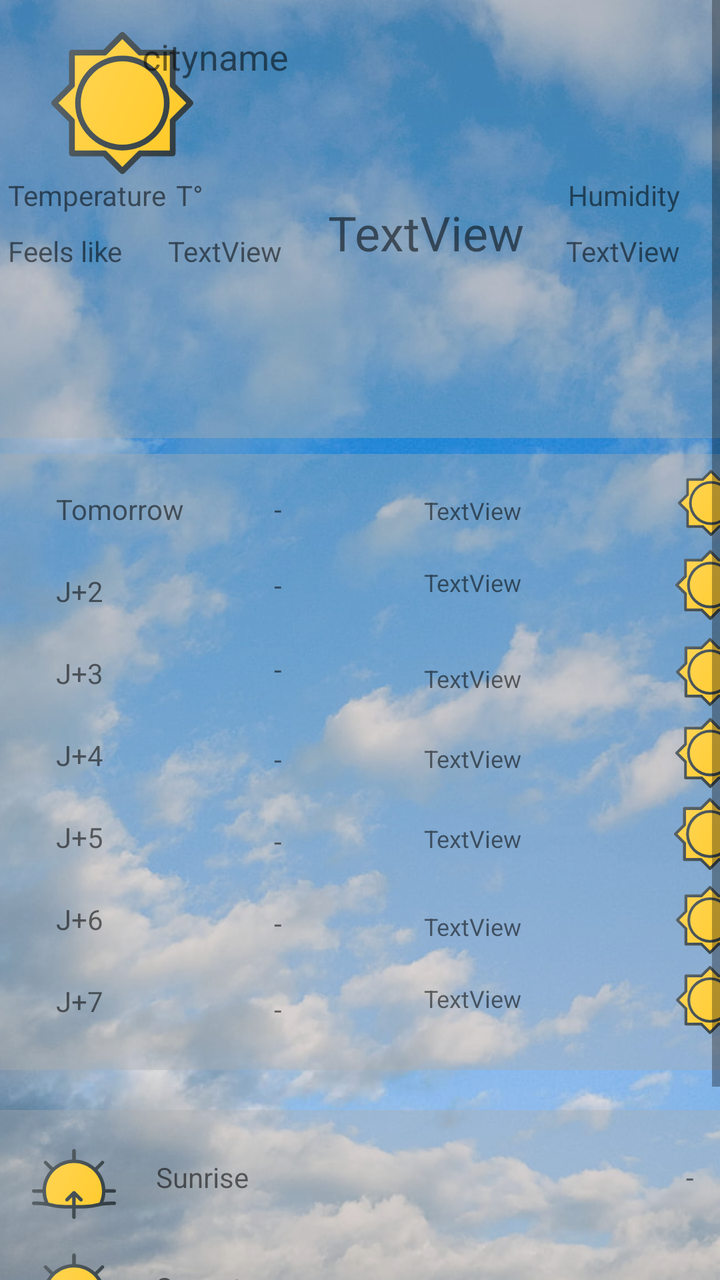
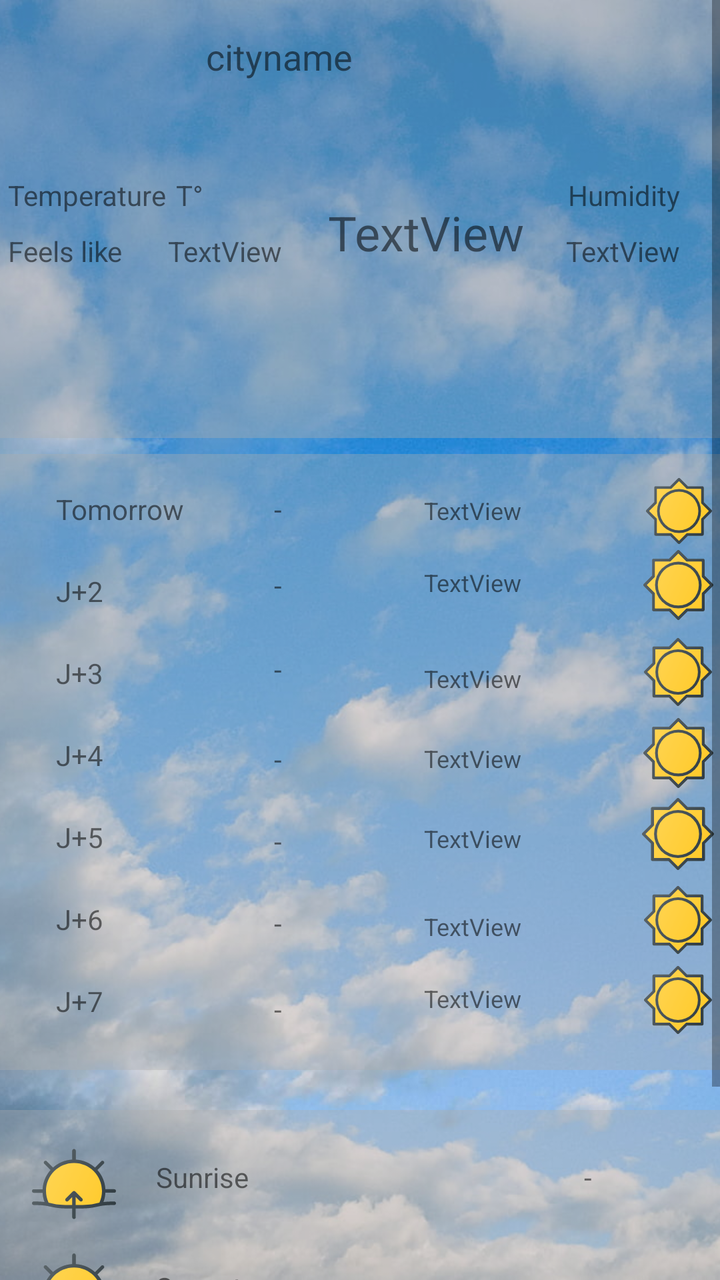

An Android layout rendered at two revisions. The XML below is the earlier revision; the diff shows what the commit changed to produce the second picture.
<!-- AndroidManifest.xml: application theme Theme.Tenky -->
<!-- res/layout/activity_main.xml -->
<?xml version="1.0" encoding="utf-8"?>
<androidx.constraintlayout.widget.ConstraintLayout xmlns:android="http://schemas.android.com/apk/res/android"
    xmlns:app="http://schemas.android.com/apk/res-auto"
    xmlns:tools="http://schemas.android.com/tools"
    android:id="@+id/container"
    android:layout_width="match_parent"
    android:layout_height="match_parent">

    <ImageView
        android:id="@+id/imageViewBG"
        android:layout_width="match_parent"
        android:layout_height="0dp"
        android:contentDescription="@string/bg_description"
        android:scaleType="centerCrop"
        app:layout_constraintBottom_toBottomOf="parent"
        app:layout_constraintEnd_toEndOf="parent"
        app:layout_constraintStart_toStartOf="parent"
        app:layout_constraintTop_toTopOf="parent"
        app:srcCompat="@drawable/sunny" />

    <ScrollView
        android:layout_width="match_parent"
        android:layout_height="match_parent"
        app:layout_constraintBottom_toBottomOf="parent"
        app:layout_constraintEnd_toEndOf="parent"
        app:layout_constraintStart_toStartOf="parent"
        app:layout_constraintTop_toTopOf="parent">

        <androidx.constraintlayout.widget.ConstraintLayout
            android:layout_width="match_parent"
            android:layout_height="wrap_content">

            <androidx.constraintlayout.widget.ConstraintLayout
                android:id="@+id/weeklyWeather"
                android:layout_width="410dp"
                android:layout_height="308dp"
                android:layout_marginTop="8dp"
                android:background="#60ACACAC"
                app:layout_constraintEnd_toEndOf="parent"
                app:layout_constraintHorizontal_bias="0.0"
                app:layout_constraintStart_toStartOf="parent"
                app:layout_constraintTop_toBottomOf="@+id/currentWeather">

                <ImageView
                    android:id="@+id/imageViewTom"
                    android:layout_width="39dp"
                    android:layout_height="33dp"
                    android:layout_marginStart="336dp"
                    android:layout_marginTop="8dp"
                    android:src="@drawable/ic__10_sun"
                    app:layout_constraintStart_toStartOf="parent"
                    app:layout_constraintTop_toTopOf="parent" />

                <ImageView
                    android:id="@+id/imageViewJ2"
                    android:layout_width="38dp"
                    android:layout_height="35dp"
                    android:layout_marginStart="336dp"
                    android:layout_marginTop="48dp"
                    android:contentDescription="TODO"
                    android:src="@drawable/ic__10_sun"
                    app:layout_constraintStart_toStartOf="parent"
                    app:layout_constraintTop_toTopOf="parent" />

                <ImageView
                    android:id="@+id/imageViewJ3"
                    android:layout_width="38dp"
                    android:layout_height="34dp"
                    android:layout_marginStart="336dp"
                    android:layout_marginTop="92dp"
                    android:contentDescription="TODO"
                    android:src="@drawable/ic__10_sun"
                    app:layout_constraintStart_toStartOf="parent"
                    app:layout_constraintTop_toTopOf="parent" />

                <ImageView
                    android:id="@+id/imageViewJ4"
                    android:layout_width="38dp"
                    android:layout_height="35dp"
                    android:layout_marginStart="336dp"
                    android:layout_marginTop="132dp"
                    android:src="@drawable/ic__10_sun"
                    app:layout_constraintStart_toStartOf="parent"
                    app:layout_constraintTop_toTopOf="parent" />

                <ImageView
                    android:id="@+id/imageViewJ6"
                    android:layout_width="38dp"
                    android:layout_height="34dp"
                    android:layout_marginStart="336dp"
                    android:layout_marginTop="216dp"
                    android:src="@drawable/ic__10_sun"
                    app:layout_constraintStart_toStartOf="parent"
                    app:layout_constraintTop_toTopOf="parent" />

                <ImageView
                    android:id="@+id/imageViewJ7"
                    android:layout_width="38dp"
                    android:layout_height="34dp"
                    android:layout_marginStart="336dp"
                    android:layout_marginTop="256dp"
                    android:src="@drawable/ic__10_sun"
                    app:layout_constraintStart_toStartOf="parent"
                    app:layout_constraintTop_toTopOf="parent" />

                <ImageView
                    android:id="@+id/imageViewJ5"
                    android:layout_width="38dp"
                    android:layout_height="36dp"
                    android:layout_marginStart="336dp"
                    android:layout_marginTop="172dp"
                    android:src="@drawable/ic__10_sun"
                    app:layout_constraintStart_toStartOf="parent"
                    app:layout_constraintTop_toTopOf="parent" />

                <TextView
                    android:id="@+id/textViewTomorrow"
                    android:layout_width="wrap_content"
                    android:layout_height="wrap_content"
                    android:layout_marginStart="28dp"
                    android:layout_marginTop="18dp"
                    android:text="@string/title_textview_dailyJ1"
                    app:layout_constraintStart_toStartOf="parent"
                    app:layout_constraintTop_toTopOf="parent" />

                <TextView
                    android:id="@+id/textViewJ2"
                    android:layout_width="wrap_content"
                    android:layout_height="wrap_content"
                    android:layout_marginStart="28dp"
                    android:layout_marginTop="22dp"
                    android:text="@string/title_textview_dailyJ2"
                    app:layout_constraintStart_toStartOf="parent"
                    app:layout_constraintTop_toBottomOf="@+id/textViewTomorrow" />

                <TextView
                    android:id="@+id/textViewJ3"
                    android:layout_width="wrap_content"
                    android:layout_height="wrap_content"
                    android:layout_marginStart="28dp"
                    android:layout_marginTop="22dp"
                    android:text="@string/title_textview_dailyJ3"
                    app:layout_constraintStart_toStartOf="parent"
                    app:layout_constraintTop_toBottomOf="@+id/textViewJ2" />

                <TextView
                    android:id="@+id/textViewJ4"
                    android:layout_width="wrap_content"
                    android:layout_height="wrap_content"
                    android:layout_marginStart="28dp"
                    android:layout_marginTop="22dp"
                    android:text="@string/title_textview_dailyJ4"
                    app:layout_constraintStart_toStartOf="parent"
                    app:layout_constraintTop_toBottomOf="@+id/textViewJ3" />

                <TextView
                    android:id="@+id/textViewJ5"
                    android:layout_width="wrap_content"
                    android:layout_height="wrap_content"
                    android:layout_marginStart="28dp"
                    android:layout_marginTop="22dp"
                    android:text="@string/title_textview_dailyJ5"
                    app:layout_constraintStart_toStartOf="parent"
                    app:layout_constraintTop_toBottomOf="@+id/textViewJ4" />

                <TextView
                    android:id="@+id/textViewJ6"
                    android:layout_width="wrap_content"
                    android:layout_height="wrap_content"
                    android:layout_marginStart="28dp"
                    android:layout_marginTop="22dp"
                    android:text="@string/title_textview_dailyJ6"
                    app:layout_constraintStart_toStartOf="parent"
                    app:layout_constraintTop_toBottomOf="@+id/textViewJ5" />

                <TextView
                    android:id="@+id/textViewJ7"
                    android:layout_width="wrap_content"
                    android:layout_height="wrap_content"
                    android:layout_marginStart="28dp"
                    android:layout_marginTop="22dp"
                    android:text="@string/title_textview_dailyJ7"
                    app:layout_constraintStart_toStartOf="parent"
                    app:layout_constraintTop_toBottomOf="@+id/textViewJ6" />

                <TextView
                    android:id="@+id/textViewJ1value"
                    android:layout_width="54dp"
                    android:layout_height="16dp"
                    android:layout_marginStart="45dp"
                    android:layout_marginTop="18dp"
                    android:text="@string/title_no_data"
                    app:layout_constraintStart_toEndOf="@+id/textViewTomorrow"
                    app:layout_constraintTop_toTopOf="parent" />

                <TextView
                    android:id="@+id/textViewJ2value"
                    android:layout_width="54dp"
                    android:layout_height="20dp"
                    android:layout_marginTop="22dp"
                    android:text="@string/title_no_data"
                    app:layout_constraintStart_toStartOf="@+id/textViewJ1value"
                    app:layout_constraintTop_toBottomOf="@+id/textViewJ1value" />

                <TextView
                    android:id="@+id/textViewJ3value"
                    android:layout_width="63dp"
                    android:layout_height="23dp"
                    android:layout_marginTop="22dp"
                    android:text="@string/title_no_data"
                    app:layout_constraintStart_toStartOf="@+id/textViewJ2value"
                    app:layout_constraintTop_toBottomOf="@+id/textViewJ2value" />

                <TextView
                    android:id="@+id/textViewJ4value"
                    android:layout_width="64dp"
                    android:layout_height="19dp"
                    android:layout_marginTop="22dp"
                    android:text="@string/title_no_data"
                    app:layout_constraintStart_toStartOf="@+id/textViewJ3value"
                    app:layout_constraintTop_toBottomOf="@+id/textViewJ3value" />

                <TextView
                    android:id="@+id/textViewJ5value"
                    android:layout_width="65dp"
                    android:layout_height="19dp"
                    android:layout_marginTop="22dp"
                    android:text="@string/title_no_data"
                    app:layout_constraintStart_toStartOf="@+id/textViewJ4value"
                    app:layout_constraintTop_toBottomOf="@+id/textViewJ4value" />

                <TextView
                    android:id="@+id/textViewJ6value"
                    android:layout_width="62dp"
                    android:layout_height="21dp"
                    android:layout_marginTop="22dp"
                    android:text="@string/title_no_data"
                    app:layout_constraintStart_toStartOf="@+id/textViewJ5value"
                    app:layout_constraintTop_toBottomOf="@+id/textViewJ5value" />

                <TextView
                    android:id="@+id/textViewJ7value"
                    android:layout_width="58dp"
                    android:layout_height="19dp"
                    android:layout_marginTop="22dp"
                    android:text="@string/title_no_data"
                    app:layout_constraintStart_toStartOf="@+id/textViewJ6value"
                    app:layout_constraintTop_toBottomOf="@+id/textViewJ6value" />

                <TextView
                    android:id="@+id/textViewMinMaxTom"
                    android:layout_width="109dp"
                    android:layout_height="15dp"
                    android:layout_marginStart="212dp"
                    android:layout_marginTop="20dp"
                    android:text="TextView"
                    android:textSize="12sp"
                    app:layout_constraintStart_toStartOf="parent"
                    app:layout_constraintTop_toTopOf="parent" />

                <TextView
                    android:id="@+id/textViewMinMaxJ2"
                    android:layout_width="108dp"
                    android:layout_height="17dp"
                    android:layout_marginStart="212dp"
                    android:layout_marginTop="56dp"
                    android:text="TextView"
                    android:textSize="12sp"
                    app:layout_constraintStart_toStartOf="parent"
                    app:layout_constraintTop_toTopOf="parent" />

                <TextView
                    android:id="@+id/textViewMinMaxJ4"
                    android:layout_width="109dp"
                    android:layout_height="16dp"
                    android:layout_marginStart="212dp"
                    android:layout_marginTop="144dp"
                    android:text="TextView"
                    android:textSize="12sp"
                    app:layout_constraintStart_toStartOf="parent"
                    app:layout_constraintTop_toTopOf="parent" />

                <TextView
                    android:id="@+id/textViewMinMaxJ3"
                    android:layout_width="109dp"
                    android:layout_height="16dp"
                    android:layout_marginStart="212dp"
                    android:layout_marginTop="104dp"
                    android:text="TextView"
                    android:textSize="12sp"
                    app:layout_constraintStart_toStartOf="parent"
                    app:layout_constraintTop_toTopOf="parent" />

                <TextView
                    android:id="@+id/textViewMinMaxJ5"
                    android:layout_width="109dp"
                    android:layout_height="18dp"
                    android:layout_marginStart="212dp"
                    android:layout_marginTop="184dp"
                    android:text="TextView"
                    android:textSize="12sp"
                    app:layout_constraintStart_toStartOf="parent"
                    app:layout_constraintTop_toTopOf="parent" />

                <TextView
                    android:id="@+id/textViewMinMaxJ6"
                    android:layout_width="108dp"
                    android:layout_height="18dp"
                    android:layout_marginStart="212dp"
                    android:layout_marginTop="228dp"
                    android:text="TextView"
                    android:textSize="12sp"
                    app:layout_constraintStart_toStartOf="parent"
                    app:layout_constraintTop_toTopOf="parent" />

                <TextView
                    android:id="@+id/textViewMinMaxJ7"
                    android:layout_width="109dp"
                    android:layout_height="18dp"
                    android:layout_marginStart="212dp"
                    android:layout_marginTop="264dp"
                    android:text="TextView"
                    android:textSize="12sp"
                    app:layout_constraintStart_toStartOf="parent"
                    app:layout_constraintTop_toTopOf="parent" />

            </androidx.constraintlayout.widget.ConstraintLayout>

            <androidx.constraintlayout.widget.ConstraintLayout
                android:id="@+id/more_info"
                android:layout_width="411dp"
                android:layout_height="199dp"
                android:layout_marginTop="20dp"
                android:background="#60ACACAC"
                app:layout_constraintEnd_toEndOf="parent"
                app:layout_constraintHorizontal_bias="0.0"
                app:layout_constraintStart_toStartOf="parent"
                app:layout_constraintTop_toBottomOf="@+id/weeklyWeather">

                <TextView
                    android:id="@+id/textViewSunrise"
                    android:layout_width="wrap_content"
                    android:layout_height="wrap_content"
                    android:layout_marginStart="20dp"
                    android:layout_marginTop="24dp"
                    android:text="@string/title_sunrise"
                    app:layout_constraintStart_toEndOf="@+id/imageViewSunrise"
                    app:layout_constraintTop_toTopOf="parent" />

                <TextView
                    android:id="@+id/textViewSunset"
                    android:layout_width="wrap_content"
                    android:layout_height="wrap_content"
                    android:layout_marginTop="36dp"
                    android:text="@string/title_wind_speed"
                    app:layout_constraintStart_toStartOf="@+id/textViewSunrise"
                    app:layout_constraintTop_toBottomOf="@+id/textViewWind" />

                <TextView
                    android:id="@+id/textViewWind"
                    android:layout_width="wrap_content"
                    android:layout_height="wrap_content"
                    android:layout_marginTop="36dp"
                    android:text="@string/title_sunset"
                    app:layout_constraintStart_toStartOf="@+id/textViewSunrise"
                    app:layout_constraintTop_toBottomOf="@+id/textViewSunrise" />

                <ImageView
                    android:id="@+id/imageViewSunrise"
                    android:layout_width="42dp"
                    android:layout_height="42dp"
                    android:layout_marginStart="16dp"
                    android:layout_marginTop="16dp"
                    android:src="@drawable/ic__08_sunrise"
                    app:layout_constraintStart_toStartOf="parent"
                    app:layout_constraintTop_toTopOf="parent" />

                <ImageView
                    android:id="@+id/imageView2"
                    android:layout_width="42dp"
                    android:layout_height="42dp"
                    android:layout_marginStart="16dp"
                    android:layout_marginTop="12dp"
                    android:src="@drawable/ic__07_sunset"
                    app:layout_constraintStart_toStartOf="parent"
                    app:layout_constraintTop_toBottomOf="@+id/imageViewSunrise" />

                <ImageView
                    android:id="@+id/imageView3"
                    android:layout_width="42dp"
                    android:layout_height="42dp"
                    android:layout_marginStart="16dp"
                    android:layout_marginTop="12dp"
                    android:src="@drawable/ic__04_wind"
                    app:layout_constraintStart_toStartOf="parent"
                    app:layout_constraintTop_toBottomOf="@+id/imageView2" />

                <TextView
                    android:id="@+id/textViewSunriseValue"
                    android:layout_width="wrap_content"
                    android:layout_height="wrap_content"
                    android:layout_marginEnd="64dp"
                    android:text="@string/title_no_data"
                    app:layout_constraintBaseline_toBaselineOf="@+id/textViewSunrise"
                    app:layout_constraintEnd_toEndOf="parent" />

                <TextView
                    android:id="@+id/textViewSunsetValue"
                    android:layout_width="wrap_content"
                    android:layout_height="wrap_content"
                    android:layout_marginEnd="64dp"
                    android:text="@string/title_no_data"
                    app:layout_constraintBaseline_toBaselineOf="@+id/textViewWind"
                    app:layout_constraintEnd_toEndOf="parent" />

                <TextView
                    android:id="@+id/textViewWindSpeedValue"
                    android:layout_width="wrap_content"
                    android:layout_height="wrap_content"
                    android:layout_marginEnd="64dp"
                    android:text="@string/title_no_data"
                    app:layout_constraintBaseline_toBaselineOf="@+id/textViewSunset"
                    app:layout_constraintEnd_toEndOf="parent" />

            </androidx.constraintlayout.widget.ConstraintLayout>

            <androidx.constraintlayout.widget.ConstraintLayout
                android:id="@+id/currentWeather"
                android:layout_width="match_parent"
                android:layout_height="219dp"
                android:background="#60ACACAC"
                app:layout_constraintTop_toTopOf="parent"
                tools:layout_editor_absoluteX="0dp">

                <ImageView
                    android:id="@+id/imageCurrentWea"
                    android:layout_width="82dp"
                    android:layout_height="71dp"
                    android:layout_marginStart="20dp"
                    android:layout_marginTop="16dp"
                    app:layout_constraintStart_toStartOf="parent"
                    app:layout_constraintTop_toTopOf="parent"
                    app:srcCompat="@drawable/ic__10_sun" />

                <TextView
                    android:id="@+id/CityValue"
                    android:layout_width="241dp"
                    android:layout_height="68dp"
                    android:layout_marginTop="16dp"
                    android:layout_marginEnd="48dp"
                    android:text="cityname"
                    android:textSize="18sp"
                    app:layout_constraintEnd_toEndOf="parent"
                    app:layout_constraintTop_toTopOf="parent" />

                <TextView
                    android:id="@+id/TemperatureValue"
                    android:layout_width="54dp"
                    android:layout_height="21dp"
                    android:layout_marginStart="88dp"
                    android:layout_marginTop="88dp"
                    android:text="T°"
                    app:layout_constraintStart_toStartOf="parent"
                    app:layout_constraintTop_toTopOf="parent" />

                <HorizontalScrollView
                    android:layout_width="match_parent"
                    android:layout_height="66dp"
                    android:layout_marginBottom="8dp"
                    app:layout_constraintBottom_toBottomOf="parent"
                    app:layout_constraintEnd_toEndOf="parent"
                    app:layout_constraintStart_toStartOf="parent">

                    <LinearLayout
                        android:layout_width="wrap_content"
                        android:layout_height="match_parent"
                        android:orientation="vertical" />
                </HorizontalScrollView>

                <TextView
                    android:id="@+id/textViewFeelsLike"
                    android:layout_width="71dp"
                    android:layout_height="18dp"
                    android:layout_marginStart="84dp"
                    android:layout_marginTop="116dp"
                    android:text="TextView"
                    app:layout_constraintStart_toStartOf="parent"
                    app:layout_constraintTop_toTopOf="parent" />

                <TextView
                    android:id="@+id/textViewHumidity"
                    android:layout_width="wrap_content"
                    android:layout_height="wrap_content"
                    android:layout_marginTop="116dp"
                    android:layout_marginEnd="20dp"
                    android:text="TextView"
                    app:layout_constraintEnd_toEndOf="parent"
                    app:layout_constraintTop_toTopOf="parent" />

                <TextView
                    android:id="@+id/textView7"
                    android:layout_width="wrap_content"
                    android:layout_height="wrap_content"
                    android:layout_marginStart="4dp"
                    android:layout_marginTop="116dp"
                    android:text="@string/title_feels_like"
                    app:layout_constraintStart_toStartOf="parent"
                    app:layout_constraintTop_toTopOf="parent" />

                <TextView
                    android:id="@+id/textView8"
                    android:layout_width="wrap_content"
                    android:layout_height="wrap_content"
                    android:layout_marginTop="88dp"
                    android:layout_marginEnd="20dp"
                    android:text="@string/title_humidity"
                    app:layout_constraintEnd_toEndOf="parent"
                    app:layout_constraintTop_toTopOf="parent" />

                <TextView
                    android:id="@+id/textViewDesc"
                    android:layout_width="161dp"
                    android:layout_height="38dp"
                    android:layout_marginStart="164dp"
                    android:layout_marginTop="100dp"
                    android:text="TextView"
                    android:textAlignment="inherit"
                    android:textSize="24sp"
                    app:layout_constraintStart_toStartOf="parent"
                    app:layout_constraintTop_toTopOf="parent" />

                <TextView
                    android:id="@+id/textView"
                    android:layout_width="wrap_content"
                    android:layout_height="wrap_content"
                    android:layout_marginStart="4dp"
                    android:layout_marginTop="88dp"
                    android:text="@string/title_temp"
                    app:layout_constraintStart_toStartOf="parent"
                    app:layout_constraintTop_toTopOf="parent" />
            </androidx.constraintlayout.widget.ConstraintLayout>
        </androidx.constraintlayout.widget.ConstraintLayout>
    </ScrollView>

</androidx.constraintlayout.widget.ConstraintLayout>
<!-- resources referenced by this layout -->
<resources>
  <!-- drawable ic__04_wind: vector/xml drawable (drawable, 5120 chars, omitted) -->
  <!-- drawable ic__07_sunset: vector/xml drawable (drawable, 4185 chars, omitted) -->
  <!-- drawable ic__08_sunrise: vector/xml drawable (drawable, 3993 chars, omitted) -->
  <!-- drawable ic__10_sun: vector/xml drawable (drawable, 3065 chars, omitted) -->
  <!-- drawable sunny: jpg bitmap (drawable, 89115 bytes) -->
  <string name="bg_description">Background corresponding to the current weather</string>
  <string name="title_feels_like">Feels like</string>
  <string name="title_humidity">Humidity</string>
  <string name="title_no_data" translatable="false">-</string>
  <string name="title_sunrise">Sunrise</string>
  <string name="title_sunset">Sunset</string>
  <string name="title_temp">Temperature</string>
  <string name="title_textview_dailyJ1">Tomorrow</string>"&gt;
  <string name="title_textview_dailyJ2" translatable="false">J+2</string>
  <string name="title_textview_dailyJ3" translatable="false">J+3</string>
  <string name="title_textview_dailyJ4" translatable="false">J+4</string>
  <string name="title_textview_dailyJ5" translatable="false">J+5</string>
  <string name="title_textview_dailyJ6" translatable="false">J+6</string>
  <string name="title_textview_dailyJ7" translatable="false">J+7</string>
  <string name="title_wind_speed">Wind speed</string>
  <style name="Theme.Tenky" parent="Theme.MaterialComponents.DayNight.DarkActionBar">
          
          <item name="colorPrimary">@color/celadon_blue</item>
          <item name="colorPrimaryVariant">@color/carolina_blue</item>
          <item name="colorOnPrimary">@color/white</item>
          
          <item name="colorSecondary">@color/sapphire_blue</item>
          <item name="colorSecondaryVariant">@color/prussian_blue</item>
          <item name="colorOnSecondary">@color/black</item>
          
          <item name="android:statusBarColor" tools:targetApi="l">?attr/colorPrimaryVariant</item>
          
      </style>
  <color name="celadon_blue">#FF247ba0</color>
  <color name="carolina_blue">#FF1b99e0</color>
  <color name="white">#FFFFFFFF</color>
  <color name="sapphire_blue">#FF006494</color>
  <color name="prussian_blue">#FF13293d</color>
  <color name="black">#FF000000</color>
</resources>

<!-- the commit's change to res/layout/activity_main.xml (unified diff, before → after) -->
@@ -32,7 +32,7 @@
 
             <androidx.constraintlayout.widget.ConstraintLayout
                 android:id="@+id/weeklyWeather"
-                android:layout_width="410dp"
+                android:layout_width="match_parent"
                 android:layout_height="308dp"
                 android:layout_marginTop="8dp"
                 android:background="#60ACACAC"
@@ -45,8 +45,8 @@
                     android:id="@+id/imageViewTom"
                     android:layout_width="39dp"
                     android:layout_height="33dp"
-                    android:layout_marginStart="336dp"
-                    android:layout_marginTop="8dp"
+                    android:layout_marginStart="320dp"
+                    android:layout_marginTop="12dp"
                     android:src="@drawable/ic__10_sun"
                     app:layout_constraintStart_toStartOf="parent"
                     app:layout_constraintTop_toTopOf="parent" />
@@ -55,7 +55,7 @@
                     android:id="@+id/imageViewJ2"
                     android:layout_width="38dp"
                     android:layout_height="35dp"
-                    android:layout_marginStart="336dp"
+                    android:layout_marginStart="320dp"
                     android:layout_marginTop="48dp"
                     android:contentDescription="TODO"
                     android:src="@drawable/ic__10_sun"
@@ -66,7 +66,7 @@
                     android:id="@+id/imageViewJ3"
                     android:layout_width="38dp"
                     android:layout_height="34dp"
-                    android:layout_marginStart="336dp"
+                    android:layout_marginStart="320dp"
                     android:layout_marginTop="92dp"
                     android:contentDescription="TODO"
                     android:src="@drawable/ic__10_sun"
@@ -77,7 +77,7 @@
                     android:id="@+id/imageViewJ4"
                     android:layout_width="38dp"
                     android:layout_height="35dp"
-                    android:layout_marginStart="336dp"
+                    android:layout_marginStart="320dp"
                     android:layout_marginTop="132dp"
                     android:src="@drawable/ic__10_sun"
                     app:layout_constraintStart_toStartOf="parent"
@@ -87,7 +87,7 @@
                     android:id="@+id/imageViewJ6"
                     android:layout_width="38dp"
                     android:layout_height="34dp"
-                    android:layout_marginStart="336dp"
+                    android:layout_marginStart="320dp"
                     android:layout_marginTop="216dp"
                     android:src="@drawable/ic__10_sun"
                     app:layout_constraintStart_toStartOf="parent"
@@ -97,7 +97,7 @@
                     android:id="@+id/imageViewJ7"
                     android:layout_width="38dp"
                     android:layout_height="34dp"
-                    android:layout_marginStart="336dp"
+                    android:layout_marginStart="320dp"
                     android:layout_marginTop="256dp"
                     android:src="@drawable/ic__10_sun"
                     app:layout_constraintStart_toStartOf="parent"
@@ -107,7 +107,7 @@
                     android:id="@+id/imageViewJ5"
                     android:layout_width="38dp"
                     android:layout_height="36dp"
-                    android:layout_marginStart="336dp"
+                    android:layout_marginStart="320dp"
                     android:layout_marginTop="172dp"
                     android:src="@drawable/ic__10_sun"
                     app:layout_constraintStart_toStartOf="parent"
@@ -249,7 +249,7 @@
 
                 <TextView
                     android:id="@+id/textViewMinMaxTom"
-                    android:layout_width="109dp"
+                    android:layout_width="90dp"
                     android:layout_height="15dp"
                     android:layout_marginStart="212dp"
                     android:layout_marginTop="20dp"
@@ -328,7 +328,7 @@
 
             <androidx.constraintlayout.widget.ConstraintLayout
                 android:id="@+id/more_info"
-                android:layout_width="411dp"
+                android:layout_width="0dp"
                 android:layout_height="199dp"
                 android:layout_marginTop="20dp"
                 android:background="#60ACACAC"
@@ -439,15 +439,14 @@
                     android:layout_marginStart="20dp"
                     android:layout_marginTop="16dp"
                     app:layout_constraintStart_toStartOf="parent"
-                    app:layout_constraintTop_toTopOf="parent"
-                    app:srcCompat="@drawable/ic__10_sun" />
+                    app:layout_constraintTop_toTopOf="parent" />
 
                 <TextView
                     android:id="@+id/CityValue"
                     android:layout_width="241dp"
                     android:layout_height="68dp"
                     android:layout_marginTop="16dp"
-                    android:layout_marginEnd="48dp"
+                    android:layout_marginEnd="16dp"
                     android:text="cityname"
                     android:textSize="18sp"
                     app:layout_constraintEnd_toEndOf="parent"
@@ -464,8 +463,8 @@
                     app:layout_constraintTop_toTopOf="parent" />
 
                 <HorizontalScrollView
-                    android:layout_width="match_parent"
-                    android:layout_height="66dp"
+                    android:layout_width="0dp"
+                    android:layout_height="70dp"
                     android:layout_marginBottom="8dp"
                     app:layout_constraintBottom_toBottomOf="parent"
                     app:layout_constraintEnd_toEndOf="parent"
@@ -474,7 +473,12 @@
                     <LinearLayout
                         android:layout_width="wrap_content"
                         android:layout_height="match_parent"
-                        android:orientation="vertical" />
+                        android:orientation="vertical" >
+
+                        <androidx.recyclerview.widget.RecyclerView
+                            android:layout_width="match_parent"
+                            android:layout_height="match_parent" />
+                    </LinearLayout>
                 </HorizontalScrollView>
 
                 <TextView
